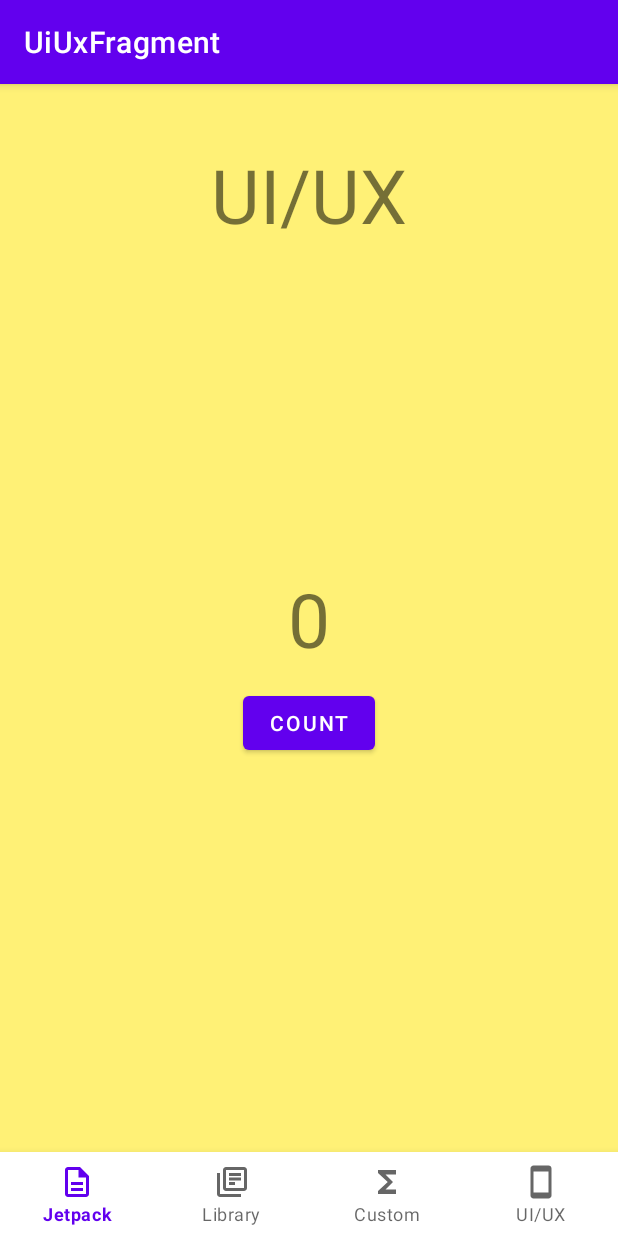
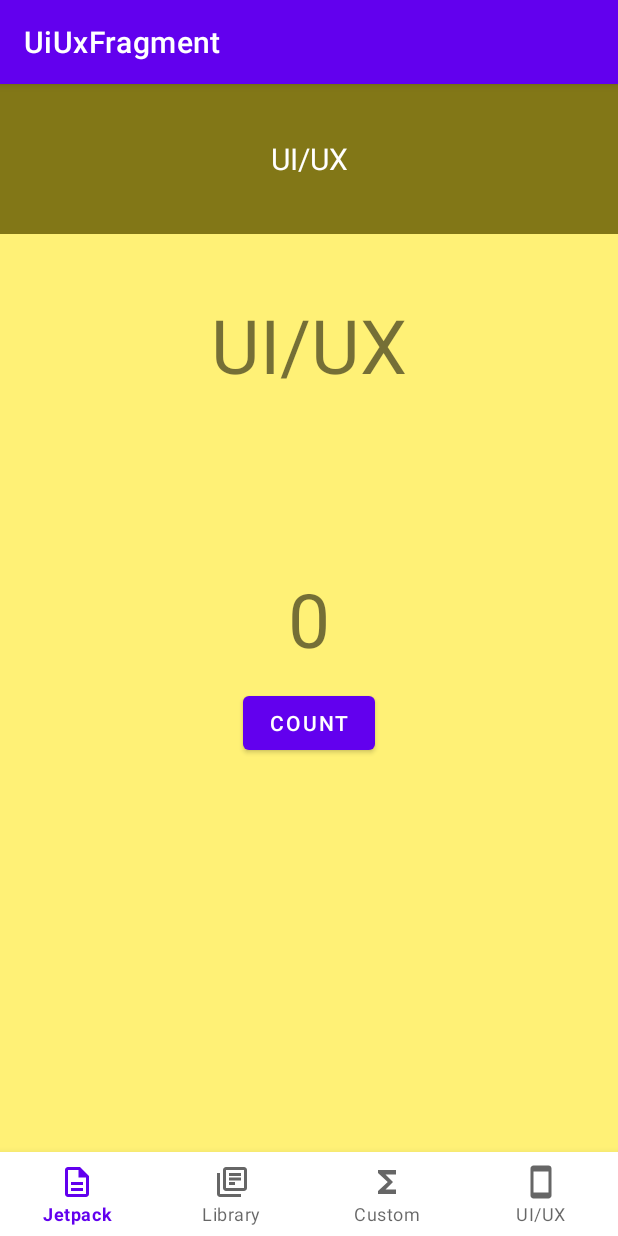
Before and after one commit to jhamin0511/MyStudy, an Android app: the UiUxFragment screen opened through its navigation route, on a phone screen of 412 x 824 dp. Run offline under Robolectric (Android 15) with nearby library versions, the phone set to English and light mode, and no system bars; our stand-ins replace Dagger/Hilt's generated code, Timber, data binding, navigation-ui; libraries missing offline, so code that uses them is left out: androidx.constraintlayout.widget.

```diff
--- a/app/src/main/AndroidManifest.xml
+++ b/app/src/main/AndroidManifest.xml
@@ -22,6 +22,8 @@
         </activity>
         <activity android:name=".ui.pass.PassedActivity" />
         <activity android:name=".ui.pass.PassedFragActivity" />
-        <activity android:name=".ui.bottomnavigation.BottomInActivity" />
+        <activity
+            android:name=".ui.bottomnavigation.BottomInActivity"
+            android:theme="@style/Theme.MainActivity" />
     </application>
 </manifest>
--- a/app/src/main/java/com/github/jhamin0511/mystudy/application/StudyApplication.kt
+++ b/app/src/main/java/com/github/jhamin0511/mystudy/application/StudyApplication.kt
@@ -5,6 +5,8 @@ import androidx.lifecycle.ProcessLifecycleOwner
 import com.github.jhamin0511.mystudy.BuildConfig
 import dagger.hilt.android.HiltAndroidApp
 import timber.log.Timber
+
+const val SHOW_LIFECYCLE_LOGO = false
 
 @HiltAndroidApp
 class StudyApplication : Application() {
--- a/app/src/main/java/com/github/jhamin0511/mystudy/ui/common/BaseActivity.kt
+++ b/app/src/main/java/com/github/jhamin0511/mystudy/ui/common/BaseActivity.kt
@@ -2,9 +2,8 @@ package com.github.jhamin0511.mystudy.ui.common
 
 import android.os.Bundle
 import androidx.appcompat.app.AppCompatActivity
+import com.github.jhamin0511.mystudy.application.SHOW_LIFECYCLE_LOGO
 import timber.log.Timber
-
-private const val SHOW_LIFECYCLE_LOGO = false
 
 @Suppress("TooManyFunctions")
 abstract class BaseActivity : AppCompatActivity() {
--- a/app/src/main/java/com/github/jhamin0511/mystudy/ui/common/BaseFragment.kt
+++ b/app/src/main/java/com/github/jhamin0511/mystudy/ui/common/BaseFragment.kt
@@ -7,9 +7,8 @@ import android.view.View
 import android.view.ViewGroup
 import androidx.annotation.LayoutRes
 import androidx.fragment.app.Fragment
+import com.github.jhamin0511.mystudy.application.SHOW_LIFECYCLE_LOGO
 import timber.log.Timber
-
-private const val SHOW_LIFECYCLE_LOGO = true
 
 @Suppress("TooManyFunctions")
 abstract class BaseFragment : Fragment() {
--- a/app/src/main/res/layout/activity_study.xml
+++ b/app/src/main/res/layout/activity_study.xml
@@ -4,6 +4,7 @@
 
     <androidx.fragment.app.FragmentContainerView
         android:id="@+id/container"
+        android:background="@color/background"
         android:name="androidx.navigation.fragment.NavHostFragment"
         android:layout_width="match_parent"
         android:layout_height="match_parent"
--- a/app/src/main/res/layout/fragment_uiux.xml
+++ b/app/src/main/res/layout/fragment_uiux.xml
@@ -16,10 +16,22 @@
         android:background="#FFF176">
 
         <TextView
+            android:layout_width="match_parent"
+            android:layout_height="@dimen/height_xlarge"
+            android:background="#827717"
+            android:gravity="center"
+            android:text="@string/uiux"
+            android:textColor="@color/white"
+            android:textSize="@dimen/text_xlarge"
+            app:layout_constraintEnd_toEndOf="parent"
+            app:layout_constraintStart_toStartOf="parent"
+            app:layout_constraintTop_toTopOf="parent" />
+
+        <TextView
             android:id="@+id/tv_title"
             android:layout_width="wrap_content"
             android:layout_height="wrap_content"
-            android:layout_marginTop="40dp"
+            android:layout_marginTop="140dp"
             android:text="@string/uiux"
             android:textSize="50sp"
             app:layout_constraintEnd_toEndOf="parent"
--- a/app/src/main/res/values/themes.xml
+++ b/app/src/main/res/values/themes.xml
@@ -18,4 +18,8 @@
         <item name="android:windowBackground">@color/background</item>
         <!-- Customize your theme here. -->
     </style>
+
+    <style name="Theme.MainActivity" parent="Theme.MyStudy">
+        <item name="android:windowBackground">@null</item>
+    </style>
 </resources>
```
Also changed, not shown: app/src/main/res/layout/fragment_custom.xml (+12 -0 lines), app/src/main/res/layout/fragment_jetpack.xml (+13 -1 lines), app/src/main/res/layout/fragment_library.xml (+12 -0 lines).
